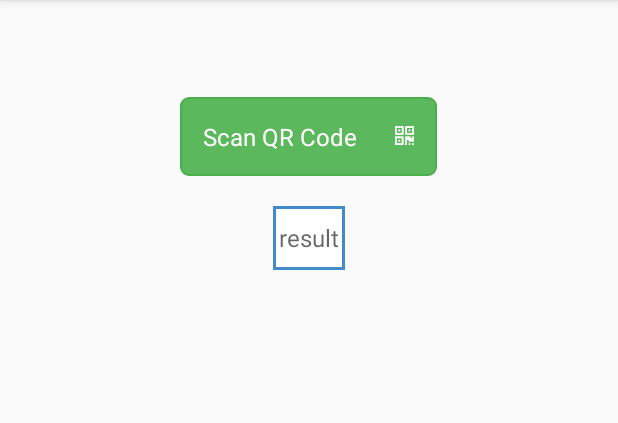
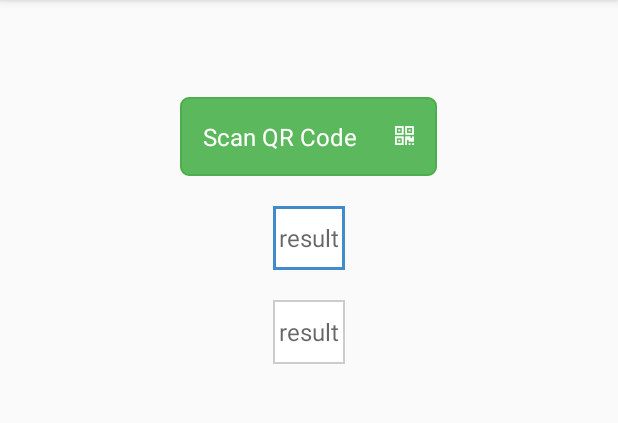
Before and after one commit to ekremney/nar, an Android app: the screen it shows after launch (MainActivity), on a phone screen of 412 x 824 dp, the part 84-507 px from its top. Run offline under Robolectric (Android 15) with nearby library versions, the phone set to English and light mode, and no system bars; 6 statements that could not run were skipped.

```diff
--- a/projectNar/src/main/java/net/narlab/projectnar/MainActivity.java
+++ b/projectNar/src/main/java/net/narlab/projectnar/MainActivity.java
@@ -158,7 +158,9 @@ public class MainActivity extends ActionBarActivity {
         if (requestCode == REQUEST_CODE) {
             if (resultCode == Activity.RESULT_OK) {
                 String res = intent.getStringExtra(QRScannerActivity.EXT_QR_RESULT);
-                ((TextView) findViewById(R.id.qr_scan_result)).setText(res);
+                String res_l[] = res.split("|");
+                ((TextView) findViewById(R.id.nar_id)).setText(res_l[0]);
+                ((TextView) findViewById(R.id.nar_id)).setText(res_l[1]);
                 return;
             }
         }
--- a/projectNar/src/main/res/layout/fragment_qr_test.xml
+++ b/projectNar/src/main/res/layout/fragment_qr_test.xml
@@ -32,9 +32,9 @@
 		android:textSize="16sp"
 		android:onClick="onScanQRCodeBtnClick"
 	/>
-	<!-- Result here -->
+	<!-- Device ID/Name here -->
 	<com.beardedhen.androidbootstrap.BootstrapEditText
-		android:id="@+id/qr_scan_result"
+		android:id="@+id/nar_id"
 		android:layout_width="wrap_content"
 		android:layout_height="wrap_content"
 		android:layout_margin="10dp"
@@ -44,5 +44,17 @@
 		android:textSize="16sp"
 		android:editable="false"
 		/>
+    <!-- Device pass here -->
+    <com.beardedhen.androidbootstrap.BootstrapEditText
+        android:id="@+id/nar_pass"
+        android:layout_width="wrap_content"
+        android:layout_height="wrap_content"
+        android:layout_margin="10dp"
+        android:hint="result"
+        bootstrapbutton:bb_type="success"
+        android:layout_gravity="center"
+        android:textSize="16sp"
+        android:editable="false"
+        />
 
 </LinearLayout>
```
Also changed, not shown: 4 other files.
